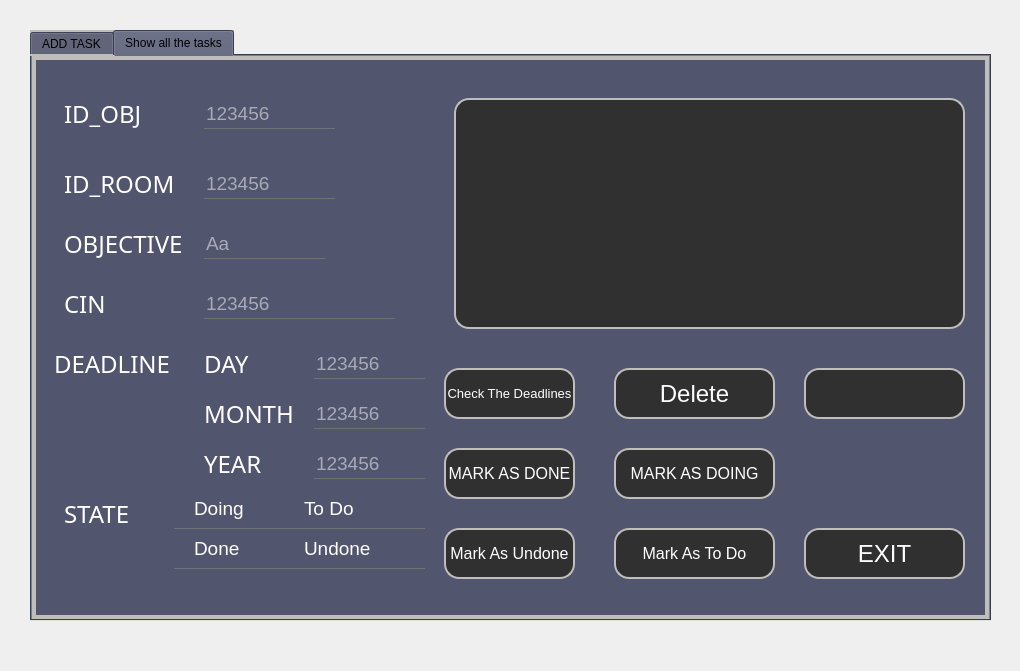
This is ALA/verifcin.ui in HediLengliz/Smart_Court_2A25 as Qt 5 draws it before an edit. The edited form follows.
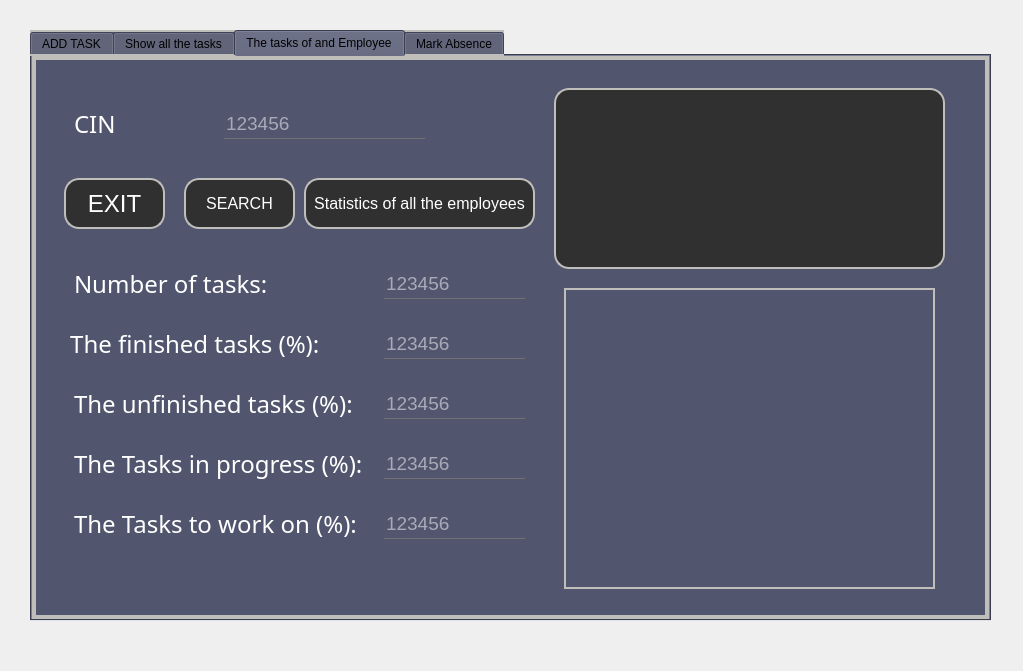
This is the edited form. The open tabs and pages were chosen to show the change. Icons and pictures are not drawn.

```diff
--- a/ALA/verifcin.ui
+++ b/ALA/verifcin.ui
@@ -6,7 +6,7 @@
    <rect>
     <x>0</x>
     <y>0</y>
-    <width>1020</width>
+    <width>1023</width>
     <height>671</height>
    </rect>
   </property>
@@ -1384,6 +1384,722 @@
      </property>
     </widget>
    </widget>
+   <widget class="QWidget" name="tab_3">
+    <attribute name="title">
+     <string>The tasks of and Employee</string>
+    </attribute>
+    <widget class="QTableView" name="TabAff2">
+     <property name="geometry">
+      <rect>
+       <x>520</x>
+       <y>30</y>
+       <width>391</width>
+       <height>181</height>
+      </rect>
+     </property>
+     <property name="autoFillBackground">
+      <bool>false</bool>
+     </property>
+     <property name="styleSheet">
+      <string notr="true">*{
+color: #bfbeba ;
+gridline-color: #bfbeba;
+font-size: 12pt;
+border-radius: 15px;
+background: #303030;
+}
+
+*::selection
+{
+background-color:white;
+border : 1px solid red;
+}</string>
+     </property>
+     <property name="tabKeyNavigation">
+      <bool>true</bool>
+     </property>
+     <property name="showGrid">
+      <bool>true</bool>
+     </property>
+     <property name="sortingEnabled">
+      <bool>false</bool>
+     </property>
+     <property name="wordWrap">
+      <bool>false</bool>
+     </property>
+     <attribute name="horizontalHeaderDefaultSectionSize">
+      <number>106</number>
+     </attribute>
+     <attribute name="horizontalHeaderShowSortIndicator" stdset="0">
+      <bool>false</bool>
+     </attribute>
+     <attribute name="horizontalHeaderStretchLastSection">
+      <bool>false</bool>
+     </attribute>
+     <attribute name="verticalHeaderVisible">
+      <bool>false</bool>
+     </attribute>
+     <attribute name="verticalHeaderCascadingSectionResizes">
+      <bool>false</bool>
+     </attribute>
+     <attribute name="verticalHeaderHighlightSections">
+      <bool>false</bool>
+     </attribute>
+     <attribute name="verticalHeaderShowSortIndicator" stdset="0">
+      <bool>false</bool>
+     </attribute>
+     <attribute name="verticalHeaderStretchLastSection">
+      <bool>false</bool>
+     </attribute>
+    </widget>
+    <widget class="QLineEdit" name="CIN">
+     <property name="geometry">
+      <rect>
+       <x>190</x>
+       <y>50</y>
+       <width>201</width>
+       <height>31</height>
+      </rect>
+     </property>
+     <property name="font">
+      <font>
+       <pointsize>14</pointsize>
+      </font>
+     </property>
+     <property name="acceptDrops">
+      <bool>true</bool>
+     </property>
+     <property name="styleSheet">
+      <string notr="true">*{
+background:transparent;
+border:none;
+color:white;
+border-bottom:1px solid #717072;
+}</string>
+     </property>
+     <property name="inputMask">
+      <string/>
+     </property>
+     <property name="text">
+      <string/>
+     </property>
+     <property name="maxLength">
+      <number>32767</number>
+     </property>
+     <property name="echoMode">
+      <enum>QLineEdit::Normal</enum>
+     </property>
+     <property name="readOnly">
+      <bool>false</bool>
+     </property>
+     <property name="placeholderText">
+      <string>123456</string>
+     </property>
+    </widget>
+    <widget class="QLabel" name="ID_OBJ_27">
+     <property name="geometry">
+      <rect>
+       <x>40</x>
+       <y>40</y>
+       <width>91</width>
+       <height>51</height>
+      </rect>
+     </property>
+     <property name="styleSheet">
+      <string notr="true">*{
+    font-family:century gothic;
+    font-size:24px;
+	color:white;
+	border:none;
+}
+
+</string>
+     </property>
+     <property name="text">
+      <string>CIN</string>
+     </property>
+    </widget>
+    <widget class="QPushButton" name="ADD_11">
+     <property name="geometry">
+      <rect>
+       <x>150</x>
+       <y>120</y>
+       <width>111</width>
+       <height>51</height>
+      </rect>
+     </property>
+     <property name="font">
+      <font>
+       <pointsize>12</pointsize>
+      </font>
+     </property>
+     <property name="styleSheet">
+      <string notr="true">*{
+color:white;
+border-radius: 15px;border: 2px solid #bfbeba;
+background:#303030;
+}
+
+*:hover
+{
+	color:#303030;
+	border-radius:15px;
+	background:white
+}</string>
+     </property>
+     <property name="text">
+      <string>SEARCH</string>
+     </property>
+    </widget>
+    <widget class="QLabel" name="ID_OBJ_28">
+     <property name="geometry">
+      <rect>
+       <x>40</x>
+       <y>200</y>
+       <width>291</width>
+       <height>51</height>
+      </rect>
+     </property>
+     <property name="styleSheet">
+      <string notr="true">*{
+    font-family:century gothic;
+    font-size:24px;
+	color:white;
+	border:none;
+}
+
+</string>
+     </property>
+     <property name="text">
+      <string>Number of tasks:</string>
+     </property>
+    </widget>
+    <widget class="QLabel" name="ID_OBJ_29">
+     <property name="geometry">
+      <rect>
+       <x>30</x>
+       <y>260</y>
+       <width>301</width>
+       <height>51</height>
+      </rect>
+     </property>
+     <property name="styleSheet">
+      <string notr="true">*{
+    font-family:century gothic;
+    font-size:24px;
+	color:white;
+	border:none;
+}
+
+</string>
+     </property>
+     <property name="text">
+      <string> The finished tasks (%):</string>
+     </property>
+    </widget>
+    <widget class="QLabel" name="ID_OBJ_30">
+     <property name="geometry">
+      <rect>
+       <x>40</x>
+       <y>320</y>
+       <width>301</width>
+       <height>51</height>
+      </rect>
+     </property>
+     <property name="styleSheet">
+      <string notr="true">*{
+    font-family:century gothic;
+    font-size:24px;
+	color:white;
+	border:none;
+}
+
+</string>
+     </property>
+     <property name="text">
+      <string>The unfinished tasks (%):</string>
+     </property>
+    </widget>
+    <widget class="QLabel" name="ID_OBJ_31">
+     <property name="geometry">
+      <rect>
+       <x>40</x>
+       <y>380</y>
+       <width>301</width>
+       <height>51</height>
+      </rect>
+     </property>
+     <property name="styleSheet">
+      <string notr="true">*{
+    font-family:century gothic;
+    font-size:24px;
+	color:white;
+	border:none;
+}
+
+</string>
+     </property>
+     <property name="text">
+      <string>The Tasks in progress (%):</string>
+     </property>
+    </widget>
+    <widget class="QLabel" name="ID_OBJ_34">
+     <property name="geometry">
+      <rect>
+       <x>40</x>
+       <y>440</y>
+       <width>301</width>
+       <height>51</height>
+      </rect>
+     </property>
+     <property name="styleSheet">
+      <string notr="true">*{
+    font-family:century gothic;
+    font-size:24px;
+	color:white;
+	border:none;
+}
+
+</string>
+     </property>
+     <property name="text">
+      <string>The Tasks to work on (%): </string>
+     </property>
+    </widget>
+    <widget class="QPushButton" name="ADD_12">
+     <property name="geometry">
+      <rect>
+       <x>270</x>
+       <y>120</y>
+       <width>231</width>
+       <height>51</height>
+      </rect>
+     </property>
+     <property name="font">
+      <font>
+       <pointsize>12</pointsize>
+      </font>
+     </property>
+     <property name="styleSheet">
+      <string notr="true">*{
+color:white;
+border-radius: 15px;border: 2px solid #bfbeba;
+background:#303030;
+}
+
+*:hover
+{
+	color:#303030;
+	border-radius:15px;
+	background:white
+}</string>
+     </property>
+     <property name="text">
+      <string>Statistics of all the employees</string>
+     </property>
+    </widget>
+    <widget class="QLineEdit" name="SUM">
+     <property name="geometry">
+      <rect>
+       <x>350</x>
+       <y>210</y>
+       <width>141</width>
+       <height>31</height>
+      </rect>
+     </property>
+     <property name="font">
+      <font>
+       <pointsize>14</pointsize>
+      </font>
+     </property>
+     <property name="acceptDrops">
+      <bool>true</bool>
+     </property>
+     <property name="styleSheet">
+      <string notr="true">*{
+background:transparent;
+border:none;
+color:white;
+border-bottom:1px solid #717072;
+}</string>
+     </property>
+     <property name="inputMask">
+      <string/>
+     </property>
+     <property name="text">
+      <string/>
+     </property>
+     <property name="maxLength">
+      <number>32767</number>
+     </property>
+     <property name="echoMode">
+      <enum>QLineEdit::Normal</enum>
+     </property>
+     <property name="readOnly">
+      <bool>true</bool>
+     </property>
+     <property name="placeholderText">
+      <string>123456</string>
+     </property>
+    </widget>
+    <widget class="QLineEdit" name="FIN">
+     <property name="geometry">
+      <rect>
+       <x>350</x>
+       <y>270</y>
+       <width>141</width>
+       <height>31</height>
+      </rect>
+     </property>
+     <property name="font">
+      <font>
+       <pointsize>14</pointsize>
+      </font>
+     </property>
+     <property name="acceptDrops">
+      <bool>true</bool>
+     </property>
+     <property name="styleSheet">
+      <string notr="true">*{
+background:transparent;
+border:none;
+color:white;
+border-bottom:1px solid #717072;
+}</string>
+     </property>
+     <property name="inputMask">
+      <string/>
+     </property>
+     <property name="text">
+      <string/>
+     </property>
+     <property name="maxLength">
+      <number>32767</number>
+     </property>
+     <property name="echoMode">
+      <enum>QLineEdit::Normal</enum>
+     </property>
+     <property name="readOnly">
+      <bool>true</bool>
+     </property>
+     <property name="placeholderText">
+      <string>123456</string>
+     </property>
+    </widget>
+    <widget class="QLineEdit" name="UNFIN">
+     <property name="geometry">
+      <rect>
+       <x>350</x>
+       <y>330</y>
+       <width>141</width>
+       <height>31</height>
+      </rect>
+     </property>
+     <property name="font">
+      <font>
+       <pointsize>14</pointsize>
+      </font>
+     </property>
+     <property name="acceptDrops">
+      <bool>true</bool>
+     </property>
+     <property name="styleSheet">
+      <string notr="true">*{
+background:transparent;
+border:none;
+color:white;
+border-bottom:1px solid #717072;
+}</string>
+     </property>
+     <property name="inputMask">
+      <string/>
+     </property>
+     <property name="text">
+      <string/>
+     </property>
+     <property name="maxLength">
+      <number>32767</number>
+     </property>
+     <property name="echoMode">
+      <enum>QLineEdit::Normal</enum>
+     </property>
+     <property name="readOnly">
+      <bool>true</bool>
+     </property>
+     <property name="placeholderText">
+      <string>123456</string>
+     </property>
+    </widget>
+    <widget class="QLineEdit" name="DOI">
+     <property name="geometry">
+      <rect>
+       <x>350</x>
+       <y>390</y>
+       <width>141</width>
+       <height>31</height>
+      </rect>
+     </property>
+     <property name="font">
+      <font>
+       <pointsize>14</pointsize>
+      </font>
+     </property>
+     <property name="acceptDrops">
+      <bool>true</bool>
+     </property>
+     <property name="styleSheet">
+      <string notr="true">*{
+background:transparent;
+border:none;
+color:white;
+border-bottom:1px solid #717072;
+}</string>
+     </property>
+     <property name="inputMask">
+      <string/>
+     </property>
+     <property name="text">
+      <string/>
+     </property>
+     <property name="maxLength">
+      <number>32767</number>
+     </property>
+     <property name="echoMode">
+      <enum>QLineEdit::Normal</enum>
+     </property>
+     <property name="readOnly">
+      <bool>true</bool>
+     </property>
+     <property name="placeholderText">
+      <string>123456</string>
+     </property>
+    </widget>
+    <widget class="QLineEdit" name="TOD">
+     <property name="geometry">
+      <rect>
+       <x>350</x>
+       <y>450</y>
+       <width>141</width>
+       <height>31</height>
+      </rect>
+     </property>
+     <property name="font">
+      <font>
+       <pointsize>14</pointsize>
+      </font>
+     </property>
+     <property name="acceptDrops">
+      <bool>true</bool>
+     </property>
+     <property name="styleSheet">
+      <string notr="true">*{
+background:transparent;
+border:none;
+color:white;
+border-bottom:1px solid #717072;
+}</string>
+     </property>
+     <property name="inputMask">
+      <string/>
+     </property>
+     <property name="text">
+      <string/>
+     </property>
+     <property name="maxLength">
+      <number>32767</number>
+     </property>
+     <property name="echoMode">
+      <enum>QLineEdit::Normal</enum>
+     </property>
+     <property name="readOnly">
+      <bool>true</bool>
+     </property>
+     <property name="placeholderText">
+      <string>123456</string>
+     </property>
+    </widget>
+    <widget class="QWidget" name="widgett" native="true">
+     <property name="geometry">
+      <rect>
+       <x>530</x>
+       <y>230</y>
+       <width>371</width>
+       <height>301</height>
+      </rect>
+     </property>
+    </widget>
+    <widget class="QPushButton" name="EXIT_3">
+     <property name="geometry">
+      <rect>
+       <x>30</x>
+       <y>120</y>
+       <width>101</width>
+       <height>51</height>
+      </rect>
+     </property>
+     <property name="font">
+      <font>
+       <pointsize>18</pointsize>
+      </font>
+     </property>
+     <property name="styleSheet">
+      <string notr="true">*{
+color:white;
+border-radius: 15px;border: 2px solid #bfbeba;
+background:#303030;
+}
+
+*:hover
+{
+	color:#303030;
+	border-radius:15px;
+	background:white
+}</string>
+     </property>
+     <property name="text">
+      <string>EXIT</string>
+     </property>
+    </widget>
+   </widget>
+   <widget class="QWidget" name="tab_4">
+    <attribute name="title">
+     <string>Mark Absence</string>
+    </attribute>
+    <widget class="QLabel" name="ID_OBJ_6">
+     <property name="geometry">
+      <rect>
+       <x>150</x>
+       <y>160</y>
+       <width>81</width>
+       <height>81</height>
+      </rect>
+     </property>
+     <property name="font">
+      <font>
+       <family>century gothic</family>
+       <pointsize>-1</pointsize>
+      </font>
+     </property>
+     <property name="styleSheet">
+      <string notr="true">*{
+    font-family:century gothic;
+    font-size:40px;
+	color:white;
+	border:none;
+}
+
+</string>
+     </property>
+     <property name="text">
+      <string>CIN:</string>
+     </property>
+    </widget>
+    <widget class="QLineEdit" name="LCIN">
+     <property name="geometry">
+      <rect>
+       <x>300</x>
+       <y>160</y>
+       <width>481</width>
+       <height>81</height>
+      </rect>
+     </property>
+     <property name="font">
+      <font>
+       <pointsize>24</pointsize>
+      </font>
+     </property>
+     <property name="acceptDrops">
+      <bool>true</bool>
+     </property>
+     <property name="styleSheet">
+      <string notr="true">*{
+background:transparent;
+border:none;
+color:white;
+border-bottom:1px solid #717072;
+}</string>
+     </property>
+     <property name="inputMask">
+      <string/>
+     </property>
+     <property name="text">
+      <string/>
+     </property>
+     <property name="maxLength">
+      <number>32767</number>
+     </property>
+     <property name="echoMode">
+      <enum>QLineEdit::Normal</enum>
+     </property>
+     <property name="placeholderText">
+      <string>123456</string>
+     </property>
+    </widget>
+    <widget class="QPushButton" name="ADD_13">
+     <property name="geometry">
+      <rect>
+       <x>580</x>
+       <y>350</y>
+       <width>241</width>
+       <height>81</height>
+      </rect>
+     </property>
+     <property name="font">
+      <font>
+       <pointsize>20</pointsize>
+      </font>
+     </property>
+     <property name="styleSheet">
+      <string notr="true">*{
+color:white;
+border-radius: 15px;border: 2px solid #bfbeba;
+background:#303030;
+}
+
+*:hover
+{
+	color:#303030;
+	border-radius:15px;
+	background:white
+}</string>
+     </property>
+     <property name="text">
+      <string>MARK AS ABSENT</string>
+     </property>
+    </widget>
+    <widget class="QPushButton" name="ADD_14">
+     <property name="geometry">
+      <rect>
+       <x>120</x>
+       <y>350</y>
+       <width>241</width>
+       <height>81</height>
+      </rect>
+     </property>
+     <property name="font">
+      <font>
+       <pointsize>20</pointsize>
+      </font>
+     </property>
+     <property name="styleSheet">
+      <string notr="true">*{
+color:white;
+border-radius: 15px;border: 2px solid #bfbeba;
+background:#303030;
+}
+
+*:hover
+{
+	color:#303030;
+	border-radius:15px;
+	background:white
+}</string>
+     </property>
+     <property name="text">
+      <string>EXIT</string>
+     </property>
+    </widget>
+   </widget>
   </widget>
  </widget>
  <resources/>
```
Left out of the diff: 2 changed lines with no effect on the pictures.
